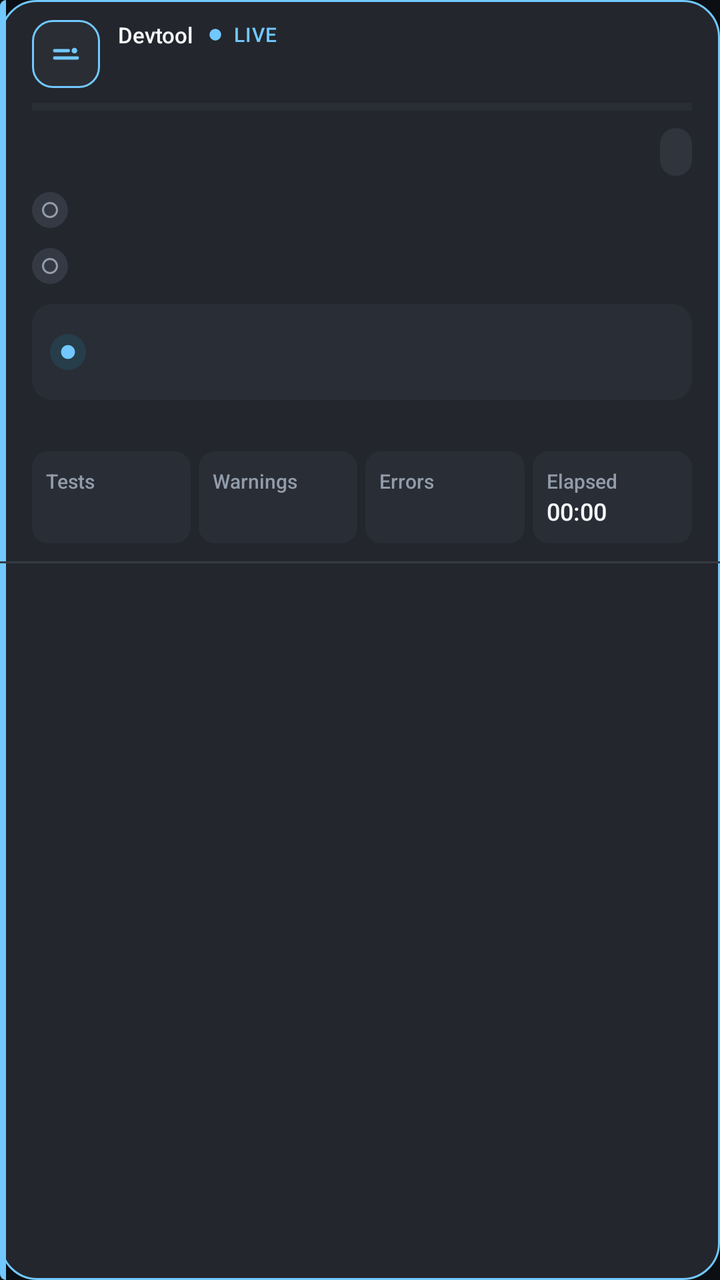
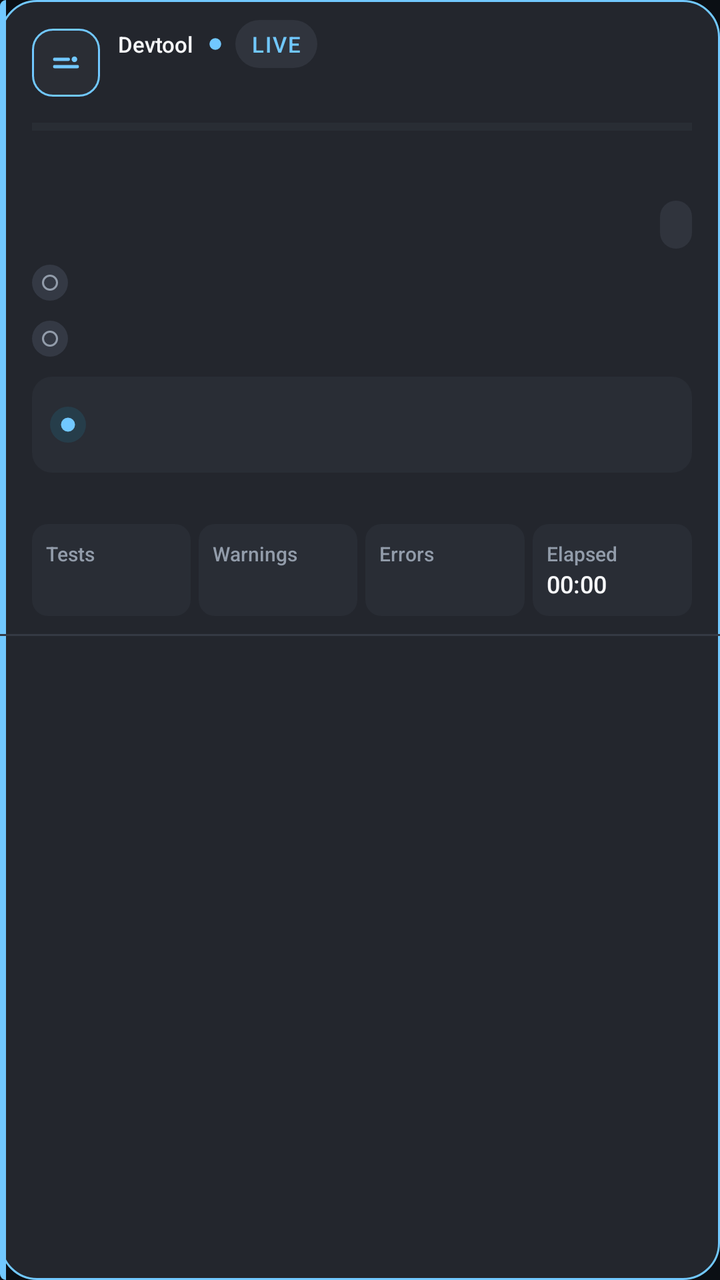

Screens rendered from an Android XML layout before and after an edit, with the pre-edit source and the edit as a unified diff.
<!-- AndroidManifest.xml: application theme Theme.DevtoolHud -->
<!-- res/layout/notification_devtool_expanded.xml -->
<?xml version="1.0" encoding="utf-8"?>
<LinearLayout xmlns:android="http://schemas.android.com/apk/res/android" android:id="@+id/notification_root" android:layout_width="match_parent" android:layout_height="wrap_content" android:orientation="vertical" android:background="@drawable/notification_card_running">
    <LinearLayout android:layout_width="match_parent" android:layout_height="wrap_content" android:orientation="vertical" android:paddingStart="16dp" android:paddingTop="10dp" android:paddingEnd="14dp" android:paddingBottom="9dp">
        <LinearLayout android:layout_width="match_parent" android:layout_height="wrap_content" android:orientation="horizontal" android:gravity="center_vertical">
            <ImageView android:id="@+id/notification_app_icon" android:layout_width="34dp" android:layout_height="34dp" android:padding="8dp" android:src="@drawable/ic_devtool_notification" android:tint="@color/notification_running" android:background="@drawable/notification_badge_running" android:contentDescription="@null" />
            <LinearLayout android:layout_width="0dp" android:layout_height="wrap_content" android:layout_weight="1" android:orientation="vertical" android:layout_marginStart="9dp">
                <LinearLayout android:layout_width="wrap_content" android:layout_height="wrap_content" android:orientation="horizontal" android:gravity="center_vertical">
                    <TextView style="@style/TextAppearance.Devtool.Notification.Detail" android:layout_width="wrap_content" android:layout_height="wrap_content" android:text="Devtool" android:textColor="@color/notification_text" android:fontFamily="sans-serif-medium" />
                    <ImageView android:id="@+id/notification_state_dot" android:layout_width="10dp" android:layout_height="10dp" android:layout_marginStart="6dp" android:src="@drawable/ic_notification_state_dot" android:tint="@color/notification_running" android:contentDescription="@null" />
                    <TextView android:id="@+id/notification_state_label" style="@style/TextAppearance.Devtool.Notification.Badge" android:layout_width="wrap_content" android:layout_height="wrap_content" android:layout_marginStart="4dp" android:text="LIVE" android:letterSpacing="0.04" />
                </LinearLayout>
                <TextView android:id="@+id/notification_task_title" style="@style/TextAppearance.Devtool.Notification.Title" android:layout_width="match_parent" android:layout_height="wrap_content" android:maxLines="2" android:ellipsize="end" />
            </LinearLayout>
            <TextView android:id="@+id/notification_progress_label" style="@style/TextAppearance.Devtool.Notification.Workspace" android:layout_width="wrap_content" android:layout_height="wrap_content" android:layout_marginStart="8dp" android:textColor="@color/notification_running" />
        </LinearLayout>
        <ProgressBar android:id="@+id/notification_progress" style="?android:attr/progressBarStyleHorizontal" android:layout_width="match_parent" android:layout_height="5dp" android:layout_marginTop="7dp" android:max="100" android:progressTint="@color/notification_running" android:progressBackgroundTint="#3A3E47" />
        <LinearLayout android:layout_width="match_parent" android:layout_height="wrap_content" android:orientation="horizontal" android:gravity="center_vertical" android:layout_marginTop="8dp" android:layout_marginBottom="3dp">
            <TextView android:id="@+id/notification_artifact" style="@style/TextAppearance.Devtool.Notification.Detail" android:layout_width="0dp" android:layout_height="wrap_content" android:layout_weight="1" android:maxLines="2" android:ellipsize="end" />
            <TextView android:id="@+id/notification_workspace_name" style="@style/TextAppearance.Devtool.Notification.Workspace" android:layout_width="wrap_content" android:layout_height="wrap_content" android:layout_marginStart="7dp" android:maxLines="1" android:ellipsize="end" />
            <TextView android:id="@+id/notification_workspace_index" style="@style/TextAppearance.Devtool.Notification.Badge" android:layout_width="wrap_content" android:layout_height="wrap_content" android:layout_marginStart="6dp" android:minHeight="24dp" android:gravity="center" android:paddingStart="8dp" android:paddingEnd="8dp" android:textColor="@color/notification_muted" android:background="@drawable/notification_chip" />
        </LinearLayout>
        <LinearLayout android:id="@+id/notification_phase_row_1" android:layout_width="match_parent" android:layout_height="wrap_content" android:minHeight="28dp" android:orientation="horizontal" android:gravity="center_vertical" android:paddingTop="3dp" android:paddingBottom="3dp">
        <ImageView android:id="@+id/notification_phase_mark_1" android:layout_width="18dp" android:layout_height="18dp" android:padding="3dp" android:src="@drawable/ic_phase_pending" android:tint="@color/notification_soft" android:background="@drawable/notification_mark_pending" android:contentDescription="@null" />
        <TextView android:id="@+id/notification_phase_name_1" style="@style/TextAppearance.Devtool.Notification.Workspace" android:layout_width="76dp" android:layout_height="wrap_content" android:layout_marginStart="7dp" android:maxLines="2" android:ellipsize="end" />
        <TextView android:id="@+id/notification_phase_detail_1" style="@style/TextAppearance.Devtool.Notification.Detail" android:layout_width="0dp" android:layout_height="wrap_content" android:layout_weight="1" android:maxLines="2" android:ellipsize="end" />
    </LinearLayout>
        <LinearLayout android:id="@+id/notification_phase_row_2" android:layout_width="match_parent" android:layout_height="wrap_content" android:minHeight="28dp" android:orientation="horizontal" android:gravity="center_vertical" android:paddingTop="3dp" android:paddingBottom="3dp">
        <ImageView android:id="@+id/notification_phase_mark_2" android:layout_width="18dp" android:layout_height="18dp" android:padding="3dp" android:src="@drawable/ic_phase_pending" android:tint="@color/notification_soft" android:background="@drawable/notification_mark_pending" android:contentDescription="@null" />
        <TextView android:id="@+id/notification_phase_name_2" style="@style/TextAppearance.Devtool.Notification.Workspace" android:layout_width="76dp" android:layout_height="wrap_content" android:layout_marginStart="7dp" android:maxLines="2" android:ellipsize="end" />
        <TextView android:id="@+id/notification_phase_detail_2" style="@style/TextAppearance.Devtool.Notification.Detail" android:layout_width="0dp" android:layout_height="wrap_content" android:layout_weight="1" android:maxLines="2" android:ellipsize="end" />
    </LinearLayout>
        <LinearLayout android:id="@+id/notification_phase_row_3" android:layout_width="match_parent" android:layout_height="wrap_content" android:minHeight="28dp" android:orientation="horizontal" android:gravity="center_vertical" android:paddingTop="3dp" android:paddingBottom="3dp" android:visibility="gone">
        <ImageView android:id="@+id/notification_phase_mark_3" android:layout_width="18dp" android:layout_height="18dp" android:padding="3dp" android:src="@drawable/ic_phase_pending" android:tint="@color/notification_soft" android:background="@drawable/notification_mark_pending" android:contentDescription="@null" />
        <TextView android:id="@+id/notification_phase_name_3" style="@style/TextAppearance.Devtool.Notification.Workspace" android:layout_width="76dp" android:layout_height="wrap_content" android:layout_marginStart="7dp" android:maxLines="2" android:ellipsize="end" />
        <TextView android:id="@+id/notification_phase_detail_3" style="@style/TextAppearance.Devtool.Notification.Detail" android:layout_width="0dp" android:layout_height="wrap_content" android:layout_weight="1" android:maxLines="2" android:ellipsize="end" />
    </LinearLayout>
        <LinearLayout android:layout_width="match_parent" android:layout_height="wrap_content" android:minHeight="48dp" android:orientation="horizontal" android:gravity="center_vertical" android:paddingStart="9dp" android:paddingTop="6dp" android:paddingEnd="9dp" android:paddingBottom="6dp" android:layout_marginTop="5dp" android:background="@drawable/notification_workspace">
            <ImageView android:id="@+id/notification_workspace_mark" android:layout_width="18dp" android:layout_height="18dp" android:padding="3dp" android:src="@drawable/ic_phase_active" android:tint="@color/notification_running" android:background="@drawable/notification_mark_active" android:contentDescription="@null" />
            <LinearLayout android:layout_width="0dp" android:layout_height="wrap_content" android:layout_weight="1" android:orientation="vertical" android:layout_marginStart="8dp">
                <TextView android:id="@+id/notification_workspace_current" style="@style/TextAppearance.Devtool.Notification.Workspace" android:layout_width="match_parent" android:layout_height="wrap_content" android:maxLines="2" android:ellipsize="end" />
                <TextView android:id="@+id/notification_workspace_meta" style="@style/TextAppearance.Devtool.Notification.Detail" android:layout_width="match_parent" android:layout_height="wrap_content" android:maxLines="2" android:ellipsize="end" />
            </LinearLayout>
            <TextView android:id="@+id/notification_workspace_progress" style="@style/TextAppearance.Devtool.Notification.Workspace" android:layout_width="wrap_content" android:layout_height="wrap_content" android:layout_marginStart="6dp" android:textColor="@color/notification_soft" />
        </LinearLayout>
        <TextView android:id="@+id/notification_workspace_remaining" style="@style/TextAppearance.Devtool.Notification.Detail" android:layout_width="match_parent" android:layout_height="wrap_content" android:layout_marginTop="4dp" android:maxLines="2" android:ellipsize="end" android:textColor="@color/notification_soft" />
        <LinearLayout android:layout_width="match_parent" android:layout_height="wrap_content" android:orientation="horizontal" android:layout_marginTop="7dp">
            <LinearLayout android:layout_width="0dp" android:layout_height="wrap_content" android:minHeight="46dp" android:layout_weight="1" android:orientation="vertical" android:gravity="center_vertical" android:paddingStart="7dp" android:paddingTop="5dp" android:paddingEnd="5dp" android:paddingBottom="5dp" android:background="@drawable/notification_metric">
            <TextView style="@style/TextAppearance.Devtool.Notification.Badge" android:layout_width="wrap_content" android:layout_height="wrap_content" android:text="Tests" android:textColor="@color/notification_soft" />
            <TextView android:id="@+id/notification_metric_tests" style="@style/TextAppearance.Devtool.Notification.Workspace" android:layout_width="match_parent" android:layout_height="wrap_content" android:maxLines="1" android:ellipsize="end" />
        </LinearLayout>
            <LinearLayout android:layout_width="0dp" android:layout_height="wrap_content" android:minHeight="46dp" android:layout_weight="1" android:orientation="vertical" android:gravity="center_vertical" android:paddingStart="7dp" android:paddingTop="5dp" android:paddingEnd="5dp" android:paddingBottom="5dp" android:background="@drawable/notification_metric" android:layout_marginStart="4dp">
            <TextView style="@style/TextAppearance.Devtool.Notification.Badge" android:layout_width="wrap_content" android:layout_height="wrap_content" android:text="Warnings" android:textColor="@color/notification_soft" />
            <TextView android:id="@+id/notification_metric_warnings" style="@style/TextAppearance.Devtool.Notification.Workspace" android:layout_width="match_parent" android:layout_height="wrap_content" android:maxLines="1" android:ellipsize="end" />
        </LinearLayout>
            <LinearLayout android:layout_width="0dp" android:layout_height="wrap_content" android:minHeight="46dp" android:layout_weight="1" android:orientation="vertical" android:gravity="center_vertical" android:paddingStart="7dp" android:paddingTop="5dp" android:paddingEnd="5dp" android:paddingBottom="5dp" android:background="@drawable/notification_metric" android:layout_marginStart="4dp">
            <TextView style="@style/TextAppearance.Devtool.Notification.Badge" android:layout_width="wrap_content" android:layout_height="wrap_content" android:text="Errors" android:textColor="@color/notification_soft" />
            <TextView android:id="@+id/notification_metric_errors" style="@style/TextAppearance.Devtool.Notification.Workspace" android:layout_width="match_parent" android:layout_height="wrap_content" android:maxLines="1" android:ellipsize="end" />
        </LinearLayout>
            <LinearLayout android:layout_width="0dp" android:layout_height="wrap_content" android:minHeight="46dp" android:layout_weight="1" android:orientation="vertical" android:gravity="center_vertical" android:paddingStart="7dp" android:paddingTop="5dp" android:paddingEnd="5dp" android:paddingBottom="5dp" android:background="@drawable/notification_metric" android:layout_marginStart="4dp">
            <TextView style="@style/TextAppearance.Devtool.Notification.Badge" android:layout_width="wrap_content" android:layout_height="wrap_content" android:text="Elapsed" android:textColor="@color/notification_soft" />
            <Chronometer android:id="@+id/notification_metric_elapsed" style="@style/TextAppearance.Devtool.Notification.Workspace" android:layout_width="match_parent" android:layout_height="wrap_content" android:maxLines="1" android:ellipsize="end" />
        </LinearLayout>
        </LinearLayout>
    </LinearLayout>
    <View android:layout_width="match_parent" android:layout_height="1dp" android:background="@color/notification_line" />
    <LinearLayout android:layout_width="match_parent" android:layout_height="wrap_content" android:minHeight="48dp" android:orientation="horizontal">
        <TextView android:id="@+id/notification_action_1" style="@style/TextAppearance.Devtool.Notification.Action" android:layout_width="0dp" android:layout_height="wrap_content" android:minHeight="48dp" android:layout_weight="1" android:gravity="center" android:paddingStart="4dp" android:paddingEnd="4dp" android:background="@drawable/notification_action" />
        <TextView android:id="@+id/notification_action_2" style="@style/TextAppearance.Devtool.Notification.Action" android:layout_width="0dp" android:layout_height="wrap_content" android:minHeight="48dp" android:layout_weight="1" android:gravity="center" android:paddingStart="4dp" android:paddingEnd="4dp" android:background="@drawable/notification_action" />
        <TextView android:id="@+id/notification_action_3" style="@style/TextAppearance.Devtool.Notification.Action" android:layout_width="0dp" android:layout_height="wrap_content" android:minHeight="48dp" android:layout_weight="1" android:gravity="center" android:paddingStart="4dp" android:paddingEnd="4dp" android:background="@drawable/notification_action" />
    </LinearLayout>
</LinearLayout>
<!-- resources referenced by this layout -->
<resources>
  <color name="notification_line">#353A44</color>
  <color name="notification_muted">#AEB4BF</color>
  <color name="notification_running">#71C8FF</color>
  <color name="notification_soft">#929CAA</color>
  <color name="notification_text">#F7F8FA</color>
  <!-- drawable notification_badge_running (drawable) -->
  <?xml version="1.0" encoding="utf-8"?>
  <shape xmlns:android="http://schemas.android.com/apk/res/android" android:shape="rectangle">
      <solid android:color="#2A2D34" />
      <stroke android:width="1dp" android:color="@color/notification_running" />
      <corners android:radius="10dp" />
  </shape>
  <!-- drawable notification_chip (drawable) -->
  <?xml version="1.0" encoding="utf-8"?>
  <shape xmlns:android="http://schemas.android.com/apk/res/android" android:shape="rectangle">
      <solid android:color="#30343D"/><corners android:radius="999dp"/>
  </shape>
  <!-- drawable notification_mark_active (drawable) -->
  <?xml version="1.0" encoding="utf-8"?>
  <shape xmlns:android="http://schemas.android.com/apk/res/android" android:shape="oval"><solid android:color="#263D4A"/></shape>
  <!-- drawable notification_mark_pending (drawable) -->
  <?xml version="1.0" encoding="utf-8"?>
  <shape xmlns:android="http://schemas.android.com/apk/res/android" android:shape="oval"><solid android:color="#343944"/></shape>
  <!-- drawable notification_metric (drawable) -->
  <?xml version="1.0" encoding="utf-8"?>
  <shape xmlns:android="http://schemas.android.com/apk/res/android" android:shape="rectangle">
      <solid android:color="@color/notification_card_raised"/><corners android:radius="8dp"/>
  </shape>
  <!-- drawable notification_workspace (drawable) -->
  <?xml version="1.0" encoding="utf-8"?>
  <shape xmlns:android="http://schemas.android.com/apk/res/android" android:shape="rectangle">
      <solid android:color="@color/notification_card_raised"/><corners android:radius="10dp"/>
  </shape>
  <style name="TextAppearance.Devtool.Notification.Action" parent="android:style/TextAppearance.Material.Button">
          <item name="android:textSize">12sp</item><item name="android:fontFamily">sans-serif-medium</item><item name="android:textColor">@color/notification_running</item><item name="android:textAllCaps">false</item>
      </style>
  <style name="TextAppearance.Devtool.Notification.Badge" parent="android:style/TextAppearance.Material.Caption">
          <item name="android:textSize">10sp</item><item name="android:fontFamily">sans-serif-medium</item><item name="android:textColor">@color/notification_running</item>
      </style>
  <style name="TextAppearance.Devtool.Notification.Detail" parent="android:style/TextAppearance.Material.Body1">
          <item name="android:textSize">11sp</item><item name="android:fontFamily">sans-serif</item><item name="android:textColor">@color/notification_muted</item>
      </style>
  <style name="TextAppearance.Devtool.Notification.Title" parent="android:style/TextAppearance.Material.Title">
          <item name="android:textSize">14sp</item><item name="android:fontFamily">sans-serif-medium</item><item name="android:textColor">@color/notification_text</item>
      </style>
  <style name="TextAppearance.Devtool.Notification.Workspace" parent="android:style/TextAppearance.Material.Body1">
          <item name="android:textSize">12sp</item><item name="android:fontFamily">sans-serif-medium</item><item name="android:textColor">@color/notification_text</item>
      </style>
  <color name="notification_card">#23262D</color>
  <color name="notification_card_raised">#292D35</color>
  <color name="devtool_background">#0B0F14</color>
  <color name="devtool_green">#5EE49B</color>
  <!-- unchanged entries left out for length: 7 -->
</resources>

<!-- the commit's change to res/layout/notification_devtool_expanded.xml (unified diff, before → after) -->
@@ -7,13 +7,17 @@
                 <LinearLayout android:layout_width="wrap_content" android:layout_height="wrap_content" android:orientation="horizontal" android:gravity="center_vertical">
                     <TextView style="@style/TextAppearance.Devtool.Notification.Detail" android:layout_width="wrap_content" android:layout_height="wrap_content" android:text="Devtool" android:textColor="@color/notification_text" android:fontFamily="sans-serif-medium" />
                     <ImageView android:id="@+id/notification_state_dot" android:layout_width="10dp" android:layout_height="10dp" android:layout_marginStart="6dp" android:src="@drawable/ic_notification_state_dot" android:tint="@color/notification_running" android:contentDescription="@null" />
-                    <TextView android:id="@+id/notification_state_label" style="@style/TextAppearance.Devtool.Notification.Badge" android:layout_width="wrap_content" android:layout_height="wrap_content" android:layout_marginStart="4dp" android:text="LIVE" android:letterSpacing="0.04" />
+                    <TextView android:id="@+id/notification_state_label" style="@style/TextAppearance.Devtool.Notification.State" android:layout_width="wrap_content" android:layout_height="wrap_content" android:layout_marginStart="5dp" android:minHeight="24dp" android:gravity="center" android:paddingStart="8dp" android:paddingEnd="8dp" android:text="LIVE" android:letterSpacing="0.06" android:background="@drawable/notification_chip" />
                 </LinearLayout>
                 <TextView android:id="@+id/notification_task_title" style="@style/TextAppearance.Devtool.Notification.Title" android:layout_width="match_parent" android:layout_height="wrap_content" android:maxLines="2" android:ellipsize="end" />
             </LinearLayout>
             <TextView android:id="@+id/notification_progress_label" style="@style/TextAppearance.Devtool.Notification.Workspace" android:layout_width="wrap_content" android:layout_height="wrap_content" android:layout_marginStart="8dp" android:textColor="@color/notification_running" />
         </LinearLayout>
-        <ProgressBar android:id="@+id/notification_progress" style="?android:attr/progressBarStyleHorizontal" android:layout_width="match_parent" android:layout_height="5dp" android:layout_marginTop="7dp" android:max="100" android:progressTint="@color/notification_running" android:progressBackgroundTint="#3A3E47" />
+        <ProgressBar android:id="@+id/notification_progress" style="?android:attr/progressBarStyleHorizontal" android:layout_width="match_parent" android:layout_height="7dp" android:layout_marginTop="7dp" android:max="100" android:progressTint="@color/notification_running" android:progressBackgroundTint="#3A3E47" />
+        <LinearLayout android:layout_width="match_parent" android:layout_height="wrap_content" android:orientation="horizontal" android:gravity="center_vertical" android:layout_marginTop="7dp" android:layout_marginBottom="2dp">
+            <TextView android:id="@+id/notification_status_lead" style="@style/TextAppearance.Devtool.Notification.Workspace" android:layout_width="wrap_content" android:layout_height="wrap_content" android:maxLines="1" android:ellipsize="end" android:textColor="@color/notification_running" />
+            <TextView android:id="@+id/notification_status_detail" style="@style/TextAppearance.Devtool.Notification.Detail" android:layout_width="0dp" android:layout_height="wrap_content" android:layout_weight="1" android:layout_marginStart="8dp" android:maxLines="2" android:ellipsize="end" />
+        </LinearLayout>
         <LinearLayout android:layout_width="match_parent" android:layout_height="wrap_content" android:orientation="horizontal" android:gravity="center_vertical" android:layout_marginTop="8dp" android:layout_marginBottom="3dp">
             <TextView android:id="@+id/notification_artifact" style="@style/TextAppearance.Devtool.Notification.Detail" android:layout_width="0dp" android:layout_height="wrap_content" android:layout_weight="1" android:maxLines="2" android:ellipsize="end" />
             <TextView android:id="@+id/notification_workspace_name" style="@style/TextAppearance.Devtool.Notification.Workspace" android:layout_width="wrap_content" android:layout_height="wrap_content" android:layout_marginStart="7dp" android:maxLines="1" android:ellipsize="end" />
@@ -34,7 +38,7 @@
         <TextView android:id="@+id/notification_phase_name_3" style="@style/TextAppearance.Devtool.Notification.Workspace" android:layout_width="76dp" android:layout_height="wrap_content" android:layout_marginStart="7dp" android:maxLines="2" android:ellipsize="end" />
         <TextView android:id="@+id/notification_phase_detail_3" style="@style/TextAppearance.Devtool.Notification.Detail" android:layout_width="0dp" android:layout_height="wrap_content" android:layout_weight="1" android:maxLines="2" android:ellipsize="end" />
     </LinearLayout>
-        <LinearLayout android:layout_width="match_parent" android:layout_height="wrap_content" android:minHeight="48dp" android:orientation="horizontal" android:gravity="center_vertical" android:paddingStart="9dp" android:paddingTop="6dp" android:paddingEnd="9dp" android:paddingBottom="6dp" android:layout_marginTop="5dp" android:background="@drawable/notification_workspace">
+        <LinearLayout android:id="@+id/notification_workspace_card" android:layout_width="match_parent" android:layout_height="wrap_content" android:minHeight="48dp" android:orientation="horizontal" android:gravity="center_vertical" android:paddingStart="9dp" android:paddingTop="6dp" android:paddingEnd="9dp" android:paddingBottom="6dp" android:layout_marginTop="5dp" android:background="@drawable/notification_workspace">
             <ImageView android:id="@+id/notification_workspace_mark" android:layout_width="18dp" android:layout_height="18dp" android:padding="3dp" android:src="@drawable/ic_phase_active" android:tint="@color/notification_running" android:background="@drawable/notification_mark_active" android:contentDescription="@null" />
             <LinearLayout android:layout_width="0dp" android:layout_height="wrap_content" android:layout_weight="1" android:orientation="vertical" android:layout_marginStart="8dp">
                 <TextView android:id="@+id/notification_workspace_current" style="@style/TextAppearance.Devtool.Notification.Workspace" android:layout_width="match_parent" android:layout_height="wrap_content" android:maxLines="2" android:ellipsize="end" />
<!-- resource entries referenced after the edit -->
@@ -42,6 +42,9 @@
   <style name="TextAppearance.Devtool.Notification.Detail" parent="android:style/TextAppearance.Material.Body1">
           <item name="android:textSize">11sp</item><item name="android:fontFamily">sans-serif</item><item name="android:textColor">@color/notification_muted</item>
       </style>
+  <style name="TextAppearance.Devtool.Notification.State" parent="android:style/TextAppearance.Material.Caption">
+          <item name="android:textSize">11sp</item><item name="android:fontFamily">sans-serif-medium</item><item name="android:textColor">@color/notification_running</item><item name="android:textAllCaps">true</item>
+      </style>
   <style name="TextAppearance.Devtool.Notification.Title" parent="android:style/TextAppearance.Material.Title">
           <item name="android:textSize">14sp</item><item name="android:fontFamily">sans-serif-medium</item><item name="android:textColor">@color/notification_text</item>
       </style>
